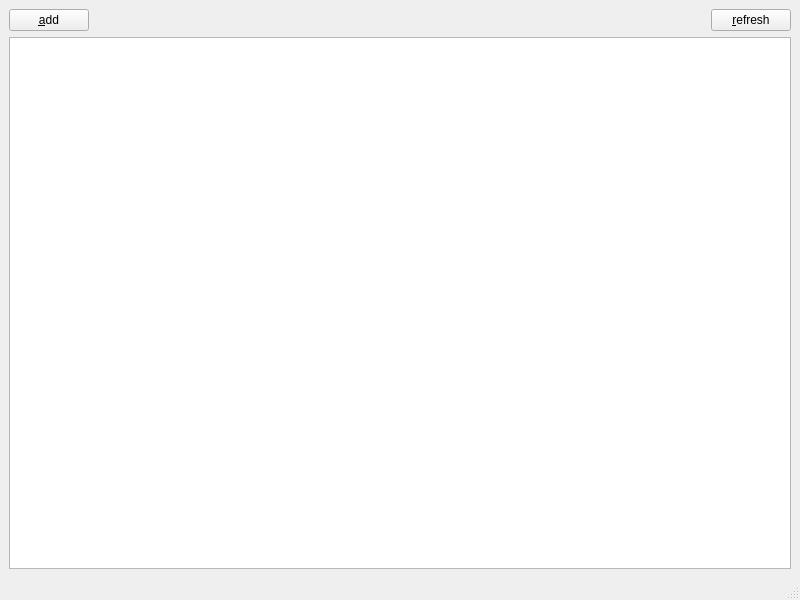
Qt form src/dumpSettings.ui (evopedia/evopedia_qt) before a commit.
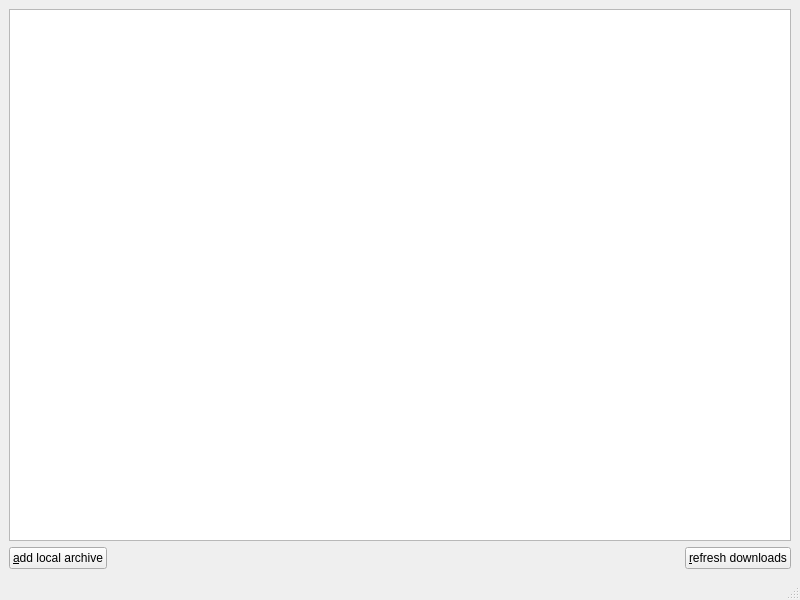
The same form after that commit. Custom widgets are drawn as their Qt base class.

The edit to the form file:
```diff
--- a/src/dumpSettings.ui
+++ b/src/dumpSettings.ui
@@ -15,14 +15,17 @@
   </property>
   <widget class="QWidget" name="centralwidget">
    <layout class="QGridLayout" name="gridLayout">
-    <item row="0" column="0">
+    <item row="0" column="0" colspan="3">
+     <widget class="TreeView" name="treeView"/>
+    </item>
+    <item row="1" column="0">
      <widget class="QPushButton" name="addButton">
       <property name="text">
-       <string>&amp;add</string>
+       <string>&amp;add local archive</string>
       </property>
      </widget>
     </item>
-    <item row="0" column="1">
+    <item row="1" column="1">
      <spacer name="horizontalSpacer">
       <property name="orientation">
        <enum>Qt::Horizontal</enum>
@@ -35,16 +38,13 @@
       </property>
      </spacer>
     </item>
-    <item row="0" column="2">
+    <item row="1" column="2">
      <widget class="QPushButton" name="refreshButton">
       <property name="text">
-       <string>&amp;refresh</string>
+       <string>&amp;refresh downloads</string>
       </property>
      </widget>
     </item>
-    <item row="1" column="0" colspan="3">
-     <widget class="QTreeView" name="treeView"/>
-    </item>
    </layout>
   </widget>
   <widget class="QMenuBar" name="menubar">
@@ -59,6 +59,13 @@
   </widget>
   <widget class="QStatusBar" name="statusbar"/>
  </widget>
+ <customwidgets>
+  <customwidget>
+   <class>TreeView</class>
+   <extends>QTreeView</extends>
+   <header>treeview.h</header>
+  </customwidget>
+ </customwidgets>
  <resources/>
  <connections/>
 </ui>
```
